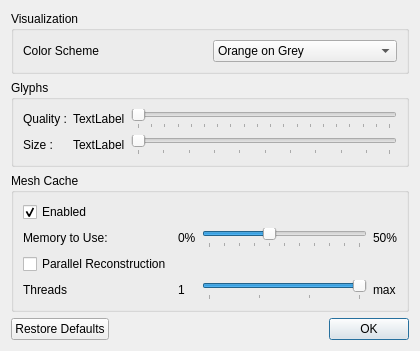
Before: the Qt Designer form code/ShapeWorksView2/PreferencesWindow.ui in SCIInstitute/ShapeWorks, drawn with Qt 5.
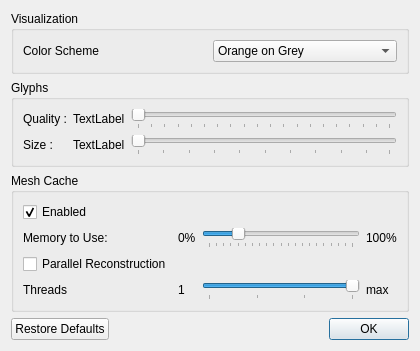
After: the same form once the commit is applied.

Commit message: Allow more memory usage for cache (up to 100%).

```diff
--- a/code/ShapeWorksView2/PreferencesWindow.ui
+++ b/code/ShapeWorksView2/PreferencesWindow.ui
@@ -194,7 +194,7 @@
         <item row="1" column="3">
          <widget class="QLabel" name="label_3">
           <property name="text">
-           <string>50%</string>
+           <string>100%</string>
           </property>
          </widget>
         </item>
@@ -208,7 +208,7 @@
         <item row="1" column="2">
          <widget class="QSlider" name="meshCacheMemory">
           <property name="maximum">
-           <number>50</number>
+           <number>100</number>
           </property>
           <property name="value">
            <number>20</number>
```
